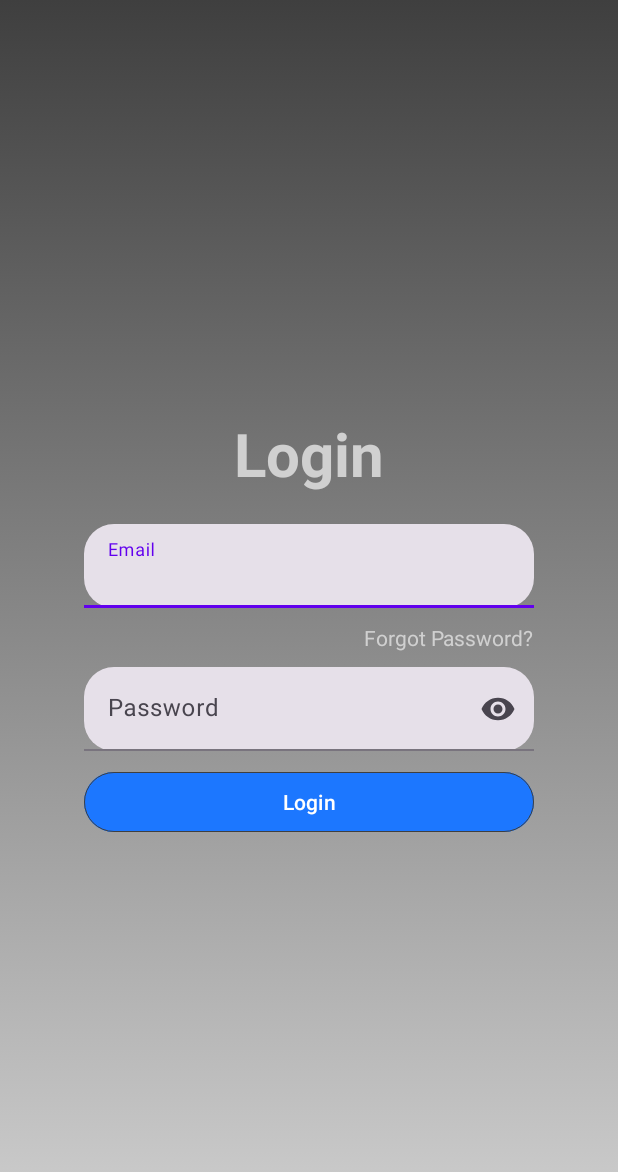
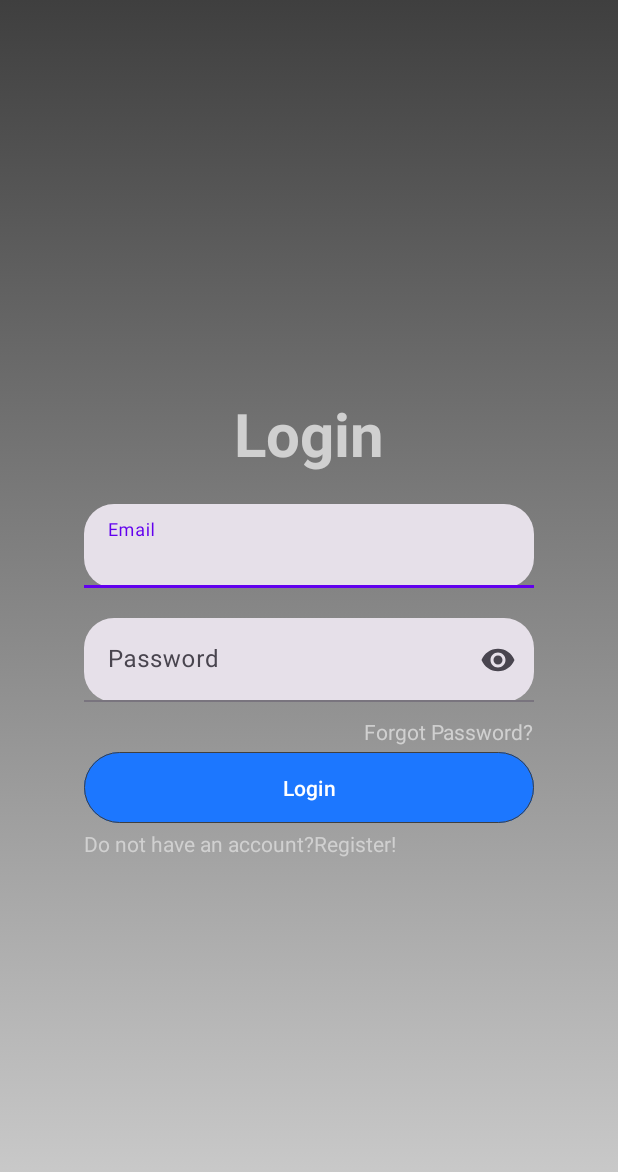
Before and after one commit to LiquidSayuki/FIT5046_Team_Assignment, an Android app: the screen it shows after launch (LoginActivity), on a phone screen of 412 x 824 dp. Shown: the top 1172 px of the screen. Run offline under Robolectric (Android 15) with nearby library versions, the phone set to English and light mode, and no system bars.

Commit message:
Login v2

```diff
--- a/app/src/main/res/layout/activity_login.xml
+++ b/app/src/main/res/layout/activity_login.xml
@@ -45,13 +45,6 @@
                 android:inputType="textEmailAddress" />
         </com.google.android.material.textfield.TextInputLayout>
 
-        <TextView
-            android:layout_width="wrap_content"
-            android:layout_height="wrap_content"
-            android:layout_gravity="right"
-            android:text="Forgot Password?"
-            android:textColor="@color/deep_white"/>
-
         <com.google.android.material.textfield.TextInputLayout
             style="@style/Widget.Material3.TextInputLayout.FilledBox"
             android:layout_width="300dp"
@@ -64,24 +57,49 @@
             app:boxCornerRadiusTopEnd="20dp"
             app:boxCornerRadiusTopStart="20dp"
             app:endIconMode="password_toggle">
-
             <com.google.android.material.textfield.TextInputEditText
                 style="@style/Widget.Material3.TextInputEditText.FilledBox"
                 android:layout_width="match_parent"
                 android:layout_height="wrap_content"
                 android:inputType="textPassword"/>
+        </com.google.android.material.textfield.TextInputLayout>
 
-        </com.google.android.material.textfield.TextInputLayout>
+        <TextView
+            android:layout_width="wrap_content"
+            android:layout_height="wrap_content"
+            android:layout_gravity="right"
+            android:text="Forgot Password?"
+            android:textColor="@color/deep_white"/>
 
         <Button
             style="@style/Widget.Material3.Button"
             android:layout_width="300dp"
-            android:layout_height="wrap_content"
+            android:layout_height="55dp"
             android:backgroundTint="@color/blue_button"
             android:elevation="10dp"
             android:text="@string/Login"
             app:strokeColor="@color/light_black"
             app:strokeWidth="1px" />
+
+        <LinearLayout
+            android:layout_width="match_parent"
+            android:layout_height="wrap_content">
+
+            <TextView
+                android:layout_width="wrap_content"
+                android:layout_height="wrap_content"
+                android:layout_gravity="left"
+                android:text="Do not have an account?"
+                android:textColor="@color/deep_white"/>
+
+            <TextView
+                android:layout_width="wrap_content"
+                android:layout_height="wrap_content"
+                android:gravity="left"
+                android:text="Register!"
+                android:textColor="@color/deep_white"/>
+        </LinearLayout>
+
     </LinearLayout>
 
 </androidx.constraintlayout.widget.ConstraintLayout>
```
